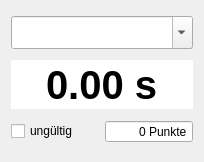
Before: the Qt Designer form gui/data.ui in rhaschke/SMD, drawn with Qt 5.
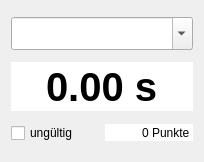
After: the same form once the commit is applied. Custom widgets are drawn as their Qt base class.

Patch:
```diff
--- a/gui/data.ui
+++ b/gui/data.ui
@@ -66,6 +66,9 @@
      </item>
      <item>
       <widget class="QSpinBox" name="points">
+       <property name="frame">
+        <bool>false</bool>
+       </property>
        <property name="alignment">
         <set>Qt::AlignRight|Qt::AlignTrailing|Qt::AlignVCenter</set>
        </property>
```
